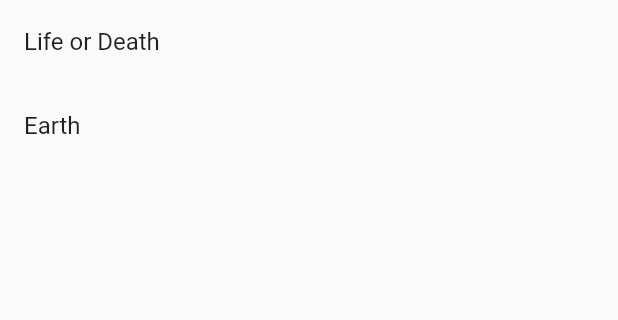
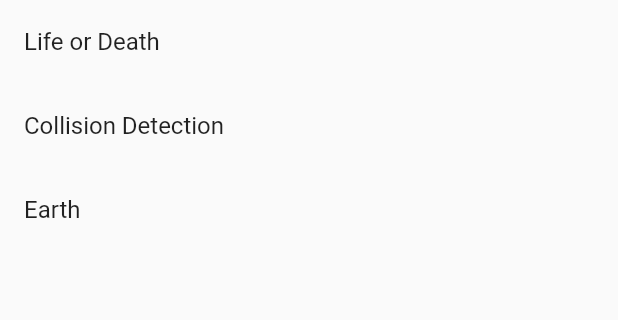
Before and after one commit to YukiMaitani/flutter_samples, a Flutter app: the screen it shows after launch, on a phone screen of 412 x 824 dp, the part 84-404 px from its top. Run offline on Flutter 3.47's test engine with Material 2 defaults, Android fonts, the phone set to English and light mode, and no system bars; our stand-ins replace audioplayers, bloc, equatable, flutter_bloc, go_router, hooks_riverpod.

Commit message:
CollisionDetectionページを作成

```diff
--- a/lib/pages/home/home_page.dart
+++ b/lib/pages/home/home_page.dart
@@ -20,6 +20,8 @@ class HomePage extends StatelessWidget {
     return ListView(
       children: [
         _buildListTile(title: 'Life or Death', path: lifeOrDeathPath),
+        _buildListTile(
+            title: 'Collision Detection', path: collisionDetectionPath),
         _buildListTile(title: 'Earth', path: earthPath),
       ],
     );
--- a/lib/router/router.dart
+++ b/lib/router/router.dart
@@ -1,4 +1,5 @@
 import 'package:flutter/material.dart';
+import 'package:flutter_samples/pages/collision_detection/collision_detection_page.dart';
 import 'package:flutter_samples/pages/earth/earth_page.dart';
 import 'package:flutter_samples/pages/home/home_page.dart';
 import 'package:flutter_samples/router/router_paths.dart';
@@ -21,5 +22,10 @@ final router = GoRouter(
       path: lifeOrDeathPath,
       pageBuilder: (context, state) => const MaterialPage(child: GamePage()),
     ),
+    GoRoute(
+      path: collisionDetectionPath,
+      pageBuilder: (context, state) =>
+          const MaterialPage(child: CollisionDetectionPage()),
+    ),
   ],
 );
--- a/lib/router/router_paths.dart
+++ b/lib/router/router_paths.dart
@@ -1,3 +1,4 @@
 const String homePath = '/';
 const String earthPath = '/earth';
 const String lifeOrDeathPath = '/life-or-death';
+const String collisionDetectionPath = '/collision-detection';
```
Also changed, not shown: lib/pages/collision_detection/bloc/collision_bloc.dart (added, +8 -0 lines), lib/pages/collision_detection/bloc/collision_event.dart (added, +7 -0 lines), lib/pages/collision_detection/bloc/collision_state.dart (added, +7 -0 lines), lib/pages/collision_detection/collision_detection_page.dart (added, +34 -0 lines).
